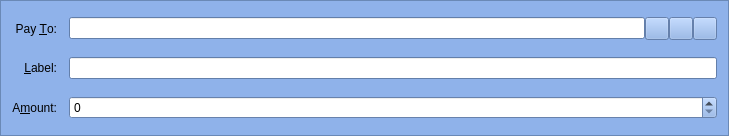
Above: src/qt/forms/sendcoinsentry.ui from BlueSteelCoin/bluesteel before the change. Below: the same form after it.
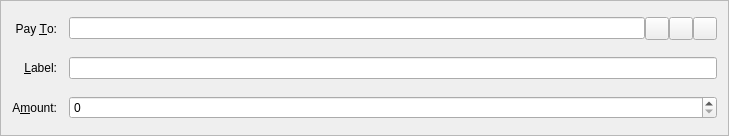
That is the form after the change. Icons and pictures are not drawn. Custom widgets are drawn as their Qt base class.

```diff
--- a/src/qt/forms/sendcoinsentry.ui
+++ b/src/qt/forms/sendcoinsentry.ui
@@ -10,421 +10,6 @@
     <height>136</height>
    </rect>
   </property>
-  <property name="palette">
-   <palette>
-    <active>
-     <colorrole role="WindowText">
-      <brush brushstyle="SolidPattern">
-       <color alpha="255">
-        <red>0</red>
-        <green>0</green>
-        <blue>0</blue>
-       </color>
-      </brush>
-     </colorrole>
-     <colorrole role="Button">
-      <brush brushstyle="SolidPattern">
-       <color alpha="238">
-        <red>135</red>
-        <green>173</green>
-        <blue>232</blue>
-       </color>
-      </brush>
-     </colorrole>
-     <colorrole role="Light">
-      <brush brushstyle="SolidPattern">
-       <color alpha="238">
-        <red>241</red>
-        <green>247</green>
-        <blue>255</blue>
-       </color>
-      </brush>
-     </colorrole>
-     <colorrole role="Midlight">
-      <brush brushstyle="SolidPattern">
-       <color alpha="238">
-        <red>188</red>
-        <green>210</green>
-        <blue>243</blue>
-       </color>
-      </brush>
-     </colorrole>
-     <colorrole role="Dark">
-      <brush brushstyle="SolidPattern">
-       <color alpha="238">
-        <red>67</red>
-        <green>86</green>
-        <blue>116</blue>
-       </color>
-      </brush>
-     </colorrole>
-     <colorrole role="Mid">
-      <brush brushstyle="SolidPattern">
-       <color alpha="238">
-        <red>90</red>
-        <green>115</green>
-        <blue>154</blue>
-       </color>
-      </brush>
-     </colorrole>
-     <colorrole role="Text">
-      <brush brushstyle="SolidPattern">
-       <color alpha="255">
-        <red>0</red>
-        <green>0</green>
-        <blue>0</blue>
-       </color>
-      </brush>
-     </colorrole>
-     <colorrole role="BrightText">
-      <brush brushstyle="SolidPattern">
-       <color alpha="255">
-        <red>255</red>
-        <green>255</green>
-        <blue>255</blue>
-       </color>
-      </brush>
-     </colorrole>
-     <colorrole role="ButtonText">
-      <brush brushstyle="SolidPattern">
-       <color alpha="255">
-        <red>0</red>
-        <green>0</green>
-        <blue>0</blue>
-       </color>
-      </brush>
-     </colorrole>
-     <colorrole role="Base">
-      <brush brushstyle="SolidPattern">
-       <color alpha="255">
-        <red>255</red>
-        <green>255</green>
-        <blue>255</blue>
-       </color>
-      </brush>
-     </colorrole>
-     <colorrole role="Window">
-      <brush brushstyle="SolidPattern">
-       <color alpha="238">
-        <red>135</red>
-        <green>173</green>
-        <blue>232</blue>
-       </color>
-      </brush>
-     </colorrole>
-     <colorrole role="Shadow">
-      <brush brushstyle="SolidPattern">
-       <color alpha="255">
-        <red>0</red>
-        <green>0</green>
-        <blue>0</blue>
-       </color>
-      </brush>
-     </colorrole>
-     <colorrole role="AlternateBase">
-      <brush brushstyle="SolidPattern">
-       <color alpha="246">
-        <red>195</red>
-        <green>214</green>
-        <blue>243</blue>
-       </color>
-      </brush>
-     </colorrole>
-     <colorrole role="ToolTipBase">
-      <brush brushstyle="SolidPattern">
-       <color alpha="255">
-        <red>255</red>
-        <green>255</green>
-        <blue>220</blue>
-       </color>
-      </brush>
-     </colorrole>
-     <colorrole role="ToolTipText">
-      <brush brushstyle="SolidPattern">
-       <color alpha="255">
-        <red>0</red>
-        <green>0</green>
-        <blue>0</blue>
-       </color>
-      </brush>
-     </colorrole>
-    </active>
-    <inactive>
-     <colorrole role="WindowText">
-      <brush brushstyle="SolidPattern">
-       <color alpha="255">
-        <red>0</red>
-        <green>0</green>
-        <blue>0</blue>
-       </color>
-      </brush>
-     </colorrole>
-     <colorrole role="Button">
-      <brush brushstyle="SolidPattern">
-       <color alpha="238">
-        <red>135</red>
-        <green>173</green>
-        <blue>232</blue>
-       </color>
-      </brush>
-     </colorrole>
-     <colorrole role="Light">
-      <brush brushstyle="SolidPattern">
-       <color alpha="238">
-        <red>241</red>
-        <green>247</green>
-        <blue>255</blue>
-       </color>
-      </brush>
-     </colorrole>
-     <colorrole role="Midlight">
-      <brush brushstyle="SolidPattern">
-       <color alpha="238">
-        <red>188</red>
-        <green>210</green>
-        <blue>243</blue>
-       </color>
-      </brush>
-     </colorrole>
-     <colorrole role="Dark">
-      <brush brushstyle="SolidPattern">
-       <color alpha="238">
-        <red>67</red>
-        <green>86</green>
-        <blue>116</blue>
-       </color>
-      </brush>
-     </colorrole>
-     <colorrole role="Mid">
-      <brush brushstyle="SolidPattern">
-       <color alpha="238">
-        <red>90</red>
-        <green>115</green>
-        <blue>154</blue>
-       </color>
-      </brush>
-     </colorrole>
-     <colorrole role="Text">
-      <brush brushstyle="SolidPattern">
-       <color alpha="255">
-        <red>0</red>
-        <green>0</green>
-        <blue>0</blue>
-       </color>
-      </brush>
-     </colorrole>
-     <colorrole role="BrightText">
-      <brush brushstyle="SolidPattern">
-       <color alpha="255">
-        <red>255</red>
-        <green>255</green>
-        <blue>255</blue>
-       </color>
-      </brush>
-     </colorrole>
-     <colorrole role="ButtonText">
-      <brush brushstyle="SolidPattern">
-       <color alpha="255">
-        <red>0</red>
-        <green>0</green>
-        <blue>0</blue>
-       </color>
-      </brush>
-     </colorrole>
-     <colorrole role="Base">
-      <brush brushstyle="SolidPattern">
-       <color alpha="255">
-        <red>255</red>
-        <green>255</green>
-        <blue>255</blue>
-       </color>
-      </brush>
-     </colorrole>
-     <colorrole role="Window">
-      <brush brushstyle="SolidPattern">
-       <color alpha="238">
-        <red>135</red>
-        <green>173</green>
-        <blue>232</blue>
-       </color>
-      </brush>
-     </colorrole>
-     <colorrole role="Shadow">
-      <brush brushstyle="SolidPattern">
-       <color alpha="255">
-        <red>0</red>
-        <green>0</green>
-        <blue>0</blue>
-       </color>
-      </brush>
-     </colorrole>
-     <colorrole role="AlternateBase">
-      <brush brushstyle="SolidPattern">
-       <color alpha="246">
-        <red>195</red>
-        <green>214</green>
-        <blue>243</blue>
-       </color>
-      </brush>
-     </colorrole>
-     <colorrole role="ToolTipBase">
-      <brush brushstyle="SolidPattern">
-       <color alpha="255">
-        <red>255</red>
-        <green>255</green>
-        <blue>220</blue>
-       </color>
-      </brush>
-     </colorrole>
-     <colorrole role="ToolTipText">
-      <brush brushstyle="SolidPattern">
-       <color alpha="255">
-        <red>0</red>
-        <green>0</green>
-        <blue>0</blue>
-       </color>
-      </brush>
-     </colorrole>
-    </inactive>
-    <disabled>
-     <colorrole role="WindowText">
-      <brush brushstyle="SolidPattern">
-       <color alpha="238">
-        <red>67</red>
-        <green>86</green>
-        <blue>116</blue>
-       </color>
-      </brush>
-     </colorrole>
-     <colorrole role="Button">
-      <brush brushstyle="SolidPattern">
-       <color alpha="238">
-        <red>135</red>
-        <green>173</green>
-        <blue>232</blue>
-       </color>
-      </brush>
-     </colorrole>
-     <colorrole role="Light">
-      <brush brushstyle="SolidPattern">
-       <color alpha="238">
-        <red>241</red>
-        <green>247</green>
-        <blue>255</blue>
-       </color>
-      </brush>
-     </colorrole>
-     <colorrole role="Midlight">
-      <brush brushstyle="SolidPattern">
-       <color alpha="238">
-        <red>188</red>
-        <green>210</green>
-        <blue>243</blue>
-       </color>
-      </brush>
-     </colorrole>
-     <colorrole role="Dark">
-      <brush brushstyle="SolidPattern">
-       <color alpha="238">
-        <red>67</red>
-        <green>86</green>
-        <blue>116</blue>
-       </color>
-      </brush>
-     </colorrole>
-     <colorrole role="Mid">
-      <brush brushstyle="SolidPattern">
-       <color alpha="238">
-        <red>90</red>
-        <green>115</green>
-        <blue>154</blue>
-       </color>
-      </brush>
-     </colorrole>
-     <colorrole role="Text">
-      <brush brushstyle="SolidPattern">
-       <color alpha="238">
-        <red>67</red>
-        <green>86</green>
-        <blue>116</blue>
-       </color>
-      </brush>
-     </colorrole>
-     <colorrole role="BrightText">
-      <brush brushstyle="SolidPattern">
-       <color alpha="255">
-        <red>255</red>
-        <green>255</green>
-        <blue>255</blue>
-       </color>
-      </brush>
-     </colorrole>
-     <colorrole role="ButtonText">
-      <brush brushstyle="SolidPattern">
-       <color alpha="238">
-        <red>67</red>
-        <green>86</green>
-        <blue>116</blue>
-       </color>
-      </brush>
-     </colorrole>
-     <colorrole role="Base">
-      <brush brushstyle="SolidPattern">
-       <color alpha="238">
-        <red>135</red>
-        <green>173</green>
-        <blue>232</blue>
-       </color>
-      </brush>
-     </colorrole>
-     <colorrole role="Window">
-      <brush brushstyle="SolidPattern">
-       <color alpha="238">
-        <red>135</red>
-        <green>173</green>
-        <blue>232</blue>
-       </color>
-      </brush>
-     </colorrole>
-     <colorrole role="Shadow">
-      <brush brushstyle="SolidPattern">
-       <color alpha="255">
-        <red>0</red>
-        <green>0</green>
-        <blue>0</blue>
-       </color>
-      </brush>
-     </colorrole>
-     <colorrole role="AlternateBase">
-      <brush brushstyle="SolidPattern">
-       <color alpha="238">
-        <red>135</red>
-        <green>173</green>
-        <blue>232</blue>
-       </color>
-      </brush>
-     </colorrole>
-     <colorrole role="ToolTipBase">
-      <brush brushstyle="SolidPattern">
-       <color alpha="255">
-        <red>255</red>
-        <green>255</green>
-        <blue>220</blue>
-       </color>
-      </brush>
-     </colorrole>
-     <colorrole role="ToolTipText">
-      <brush brushstyle="SolidPattern">
-       <color alpha="255">
-        <red>0</red>
-        <green>0</green>
-        <blue>0</blue>
-       </color>
-      </brush>
-     </colorrole>
-    </disabled>
-   </palette>
-  </property>
   <property name="windowTitle">
    <string>Form</string>
   </property>
```
